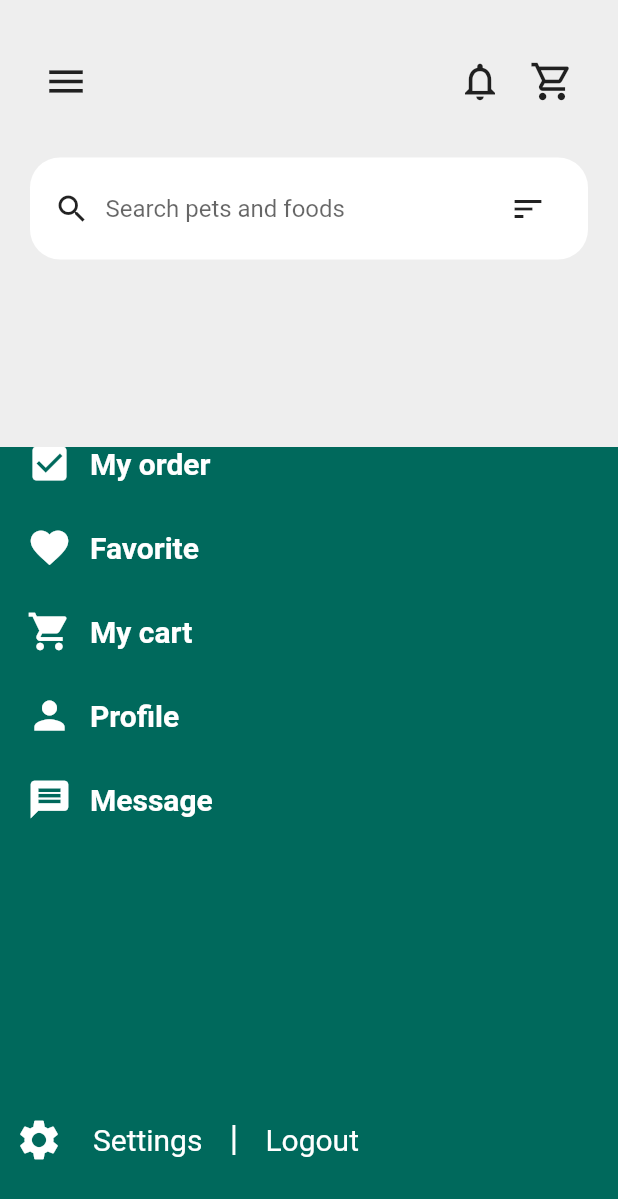
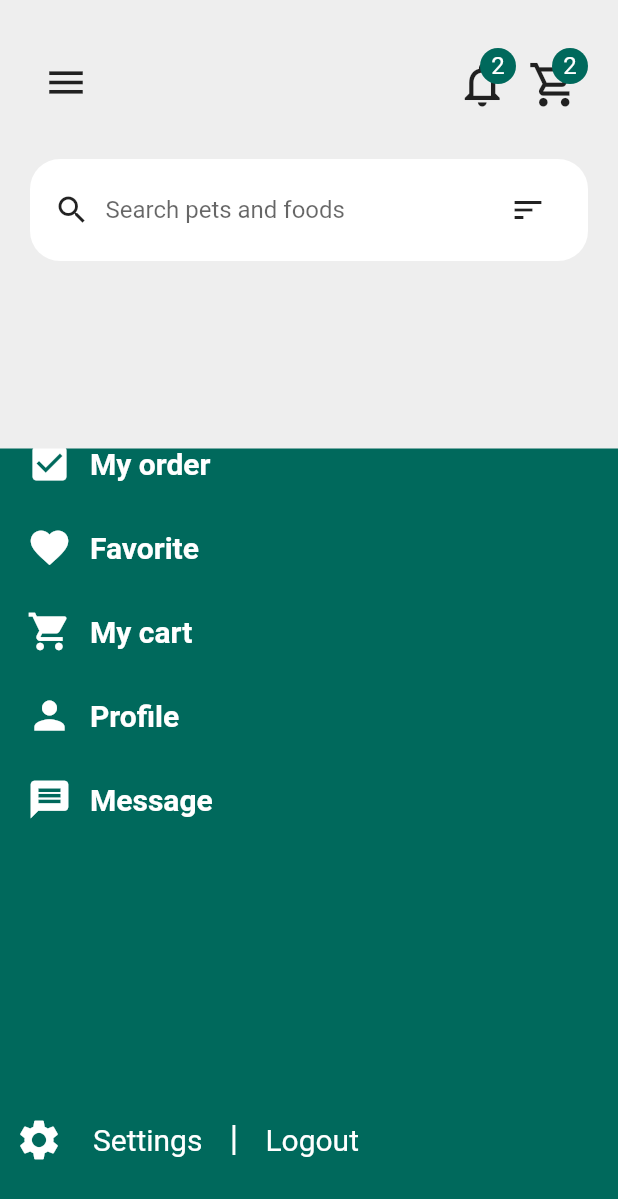
Before and after one commit to KavyaParengal/Pet_Station, a Flutter app: the HomePage screen opened directly, on a phone screen of 412 x 824 dp. Shown: the top 1199 px of the screen. Run offline on Flutter 3.47's test engine with Material 2 defaults, Android fonts, the light colour scheme and no system bars; our stand-ins replace flutter_image_slideshow, flutter_rating_bar, flutter_svg, fluttertoast, font_awesome_flutter, shared_preferences; missing offline and left inert: custom_clippers; accounts and stored records are empty; network calls fail.

Commit message:
14/09/2023

```diff
--- a/lib/config/constants.dart
+++ b/lib/config/constants.dart
@@ -1,5 +1,5 @@
 class APIConstants{
-  static const url = "https://024d-2401-4900-647b-21a1-5d0d-d254-bd9c-aec3.ngrok-free.app";
+  static const url = "https://c3df-117-223-80-30.ngrok-free.app";
   static const login="/api/login_users";
   static const register="/api/user_register";
   static const viewCategoty="/api/view_categories";
@@ -16,4 +16,5 @@ class APIConstants{
   static const searchItem='/api/item-search';
   static const saveOrderAddress='/api/orderAddressSave/';
   static const totalOrderPrice='/api/allOrderPrice/';
+  static const chat='/api/chat';
 }
--- a/lib/design/home_page.dart
+++ b/lib/design/home_page.dart
@@ -33,7 +33,6 @@ class _HomeScreenState extends State<HomeScreen> {
   String breed='';
 
   ViewCategoryApi viewcategory=ViewCategoryApi();
-  SearchItem search_Item= SearchItem();
 
   Future<List<ViewCategoryItemsModel>> getCategoryItems(int id) async{
     setState(() {
@@ -107,9 +106,9 @@ class _HomeScreenState extends State<HomeScreen> {
         //physics: ScrollPhysics(),
         child: Column(
           children: [
-            const SizedBox(height: 30,),
+            const SizedBox(height: 31,),
             Container(
-              margin: EdgeInsets.symmetric(horizontal: 20),
+              margin: const EdgeInsets.symmetric(horizontal: 20),
               child: Row(
                 mainAxisAlignment: MainAxisAlignment.spaceBetween,
                 children: [
@@ -138,17 +137,43 @@ class _HomeScreenState extends State<HomeScreen> {
                   ),
                   Row(
                     children: [
+                      Stack(
+                        children: [
                           IconButton(
                             onPressed: (){
                               Navigator.push(context, MaterialPageRoute(builder: (context)=>const NotificationPage()));
                             },
-                          icon: const Icon(Icons.notifications_outlined,size: 30,)
+                            icon: const Icon(Icons.notifications_outlined,size: 35,)
                           ),
+                          Positioned(
+                            right: 0,
+                            bottom: 23,
+                            child: CircleAvatar(
+                              backgroundColor: Colors.teal.shade800,
+                              radius: 12,
+                              child: Text('2',style: TextStyle(color: Colors.white),),
+                            ),
+                          )
+                        ]
+                      ),
+                      Stack(
+                        children: [
                           IconButton(
                             onPressed: (){
-                            Navigator.push(context, MaterialPageRoute(builder: (context)=>CartScreen()));
+                              Navigator.push(context, MaterialPageRoute(builder: (context)=>const CartScreen()));
                             },
-                          icon: const Icon(Icons.shopping_cart_outlined,size: 30,)
+                            icon: const Icon(Icons.shopping_cart_outlined,size: 35,)
+                          ),
+                          Positioned(
+                            right: 0,
+                            bottom: 23,
+                            child: CircleAvatar(
+                              backgroundColor: Colors.teal.shade800,
+                              radius: 12,
+                              child: Text('2',style: TextStyle(color: Colors.white),),
+                            ),
+                          )
+                        ]
                       )
                     ],
                   )
@@ -179,7 +204,7 @@ class _HomeScreenState extends State<HomeScreen> {
                           });
                         });
                       },
-                      decoration: InputDecoration(
+                      decoration: const InputDecoration(
                         hintText: 'Search pets and foods',
                         border: InputBorder.none
                       ),
@@ -187,7 +212,7 @@ class _HomeScreenState extends State<HomeScreen> {
                   ),
                   IconButton(
                       onPressed: (){},
-                      icon: Icon(Icons.sort)
+                      icon: const Icon(Icons.sort)
                   )
                 ],
               ),
@@ -224,7 +249,7 @@ class _HomeScreenState extends State<HomeScreen> {
                                   boxShadow: [ BoxShadow(
                                       color: Colors.grey.shade200,
                                       blurRadius: 30,
-                                      offset: Offset(0, 10)
+                                      offset: const Offset(0, 10)
                                   )],
                                   borderRadius: BorderRadius.circular(10)
                               ),
@@ -249,7 +274,7 @@ class _HomeScreenState extends State<HomeScreen> {
             ),
 
 
-            itemload?Center(child: CircularProgressIndicator(),):Padding(
+            itemload?const Center(child: CircularProgressIndicator(),):Padding(
                 padding: const EdgeInsets.all(4.0),
                 child:  Container(
                   //width: MediaQuery.of(context).size.width*12,
@@ -295,7 +320,7 @@ class _HomeScreenState extends State<HomeScreen> {
                                                     object.favorites(APIConstants.url+_data[index].image1.toString(), _data[index].name.toString(), _data[index].breed.toString(), _data[index].price.toString());
                                                   },
                                                   icon: object.icn_change(APIConstants.url+_data[index].image1.toString()) ?
-                                                  Icon(Icons.favorite,color: Colors.red,) :
+                                                  const Icon(Icons.favorite,color: Colors.red,) :
                                                   Icon(Icons.favorite_outline,color: Colors.grey.shade800,),
                                                 ),
                                             ),
--- /dev/null
+++ b/lib/models/chat.dart
@@ -0,0 +1,60 @@
+class ChatModel {
+  Data? data;
+  String? message;
+  bool? success;
+
+  ChatModel({this.data, this.message, this.success});
+
+  ChatModel.fromJson(Map<String, dynamic> json) {
+    data = json['data'] != null ? new Data.fromJson(json['data']) : null;
+    message = json['message'];
+    success = json['success'];
+  }
+
+  Map<String, dynamic> toJson() {
+    final Map<String, dynamic> data = new Map<String, dynamic>();
+    if (this.data != null) {
+      data['data'] = this.data!.toJson();
+    }
+    data['message'] = this.message;
+    data['success'] = this.success;
+    return data;
+  }
+}
+
+class Data {
+  int? id;
+  String? uname;
+  String? message;
+  String? reply;
+  String? chatstatus;
+  int? user;
+
+  Data(
+      {this.id,
+        this.uname,
+        this.message,
+        this.reply,
+        this.chatstatus,
+        this.user});
+
+  Data.fromJson(Map<String, dynamic> json) {
+    id = json['id'];
+    uname = json['uname'];
+    message = json['message'];
+    reply = json['reply'];
+    chatstatus = json['chatstatus'];
+    user = json['user'];
+  }
+
+  Map<String, dynamic> toJson() {
+    final Map<String, dynamic> data = new Map<String, dynamic>();
+    data['id'] = this.id;
+    data['uname'] = this.uname;
+    data['message'] = this.message;
+    data['reply'] = this.reply;
+    data['chatstatus'] = this.chatstatus;
+    data['user'] = this.user;
+    return data;
+  }
+}
--- a/lib/services/apiService.dart
+++ b/lib/services/apiService.dart
@@ -6,8 +6,6 @@ class Api {
 
   authData(data, apiUrl) async {
     var fullUrl = APIConstants.url + apiUrl;
-    print('data === $data');
-    print('fullurl== $fullUrl');
     return await http.post(
       Uri.parse(fullUrl),
       body: data,
--- a/lib/services/saveOrderAddress.dart
+++ b/lib/services/saveOrderAddress.dart
@@ -19,8 +19,6 @@ class SaveOrderAddress{
       String landmark,
       String addressType
   ) async {
-    //var urls = Uri.parse(APIConstants.url + APIConstants.saveOrderAddress + uid.toString());
-    //print('url== $urls');
     var orderaddress= {
       "user": uid.toString(),
       "pincode": pincode,
@@ -31,7 +29,6 @@ class SaveOrderAddress{
       "landmark": landmark,
       "addressType":addressType,
     };
-    print('-----------------$orderaddress');
     try {
       var response = await Api().authData(orderaddress,APIConstants.saveOrderAddress+uid.toString());
       var body = json.decode(response.body);
@@ -50,7 +47,6 @@ class SaveOrderAddress{
       }
     }
     catch (e) {
-      print('===========$e');
       throw e.toString();
     }
     throw 'Unexpected error occurred';
```
Also changed, not shown: lib/design/message.dart (+8 -1 lines), lib/services/chat.dart (added, +39 -0 lines). Lines whose indentation alone changed are shown as unchanged.
